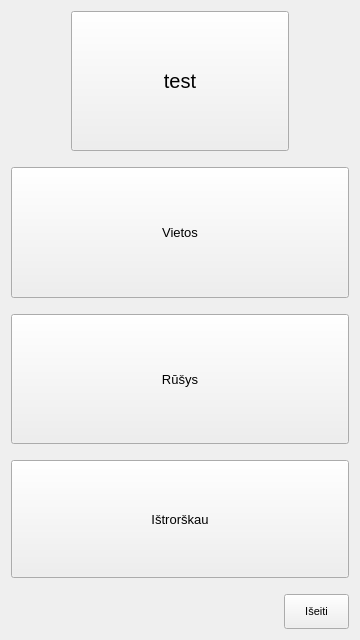
The window that nokia/AlausRadaras/alausradaras.ui (vincnetas/alaus-radaras) describes before a commit, drawn with Qt 5.
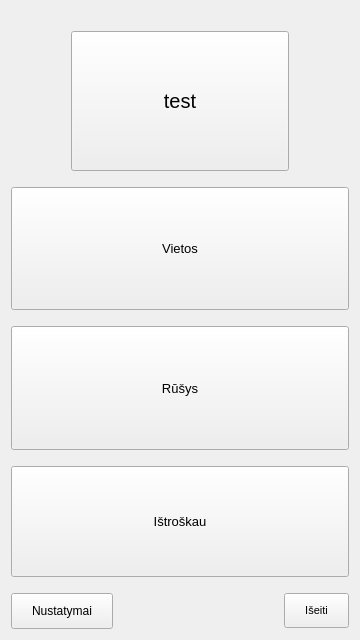
The same window after the commit. Icons and pictures are not drawn.

Commit message: Added settings dialog. Tweaked UI. Made Kinetic work better.

```diff
--- a/nokia/AlausRadaras/alausradaras.ui
+++ b/nokia/AlausRadaras/alausradaras.ui
@@ -18,6 +18,59 @@
     <normaloff>:/images/bok_title.png</normaloff>:/images/bok_title.png</iconset>
   </property>
   <layout class="QVBoxLayout" name="verticalLayout_2">
+   <item>
+    <widget class="QLabel" name="txtUpdate">
+     <property name="palette">
+      <palette>
+       <active>
+        <colorrole role="Text">
+         <brush brushstyle="SolidPattern">
+          <color alpha="255">
+           <red>255</red>
+           <green>255</green>
+           <blue>255</blue>
+          </color>
+         </brush>
+        </colorrole>
+       </active>
+       <inactive>
+        <colorrole role="Text">
+         <brush brushstyle="SolidPattern">
+          <color alpha="255">
+           <red>255</red>
+           <green>255</green>
+           <blue>255</blue>
+          </color>
+         </brush>
+        </colorrole>
+       </inactive>
+       <disabled>
+        <colorrole role="Text">
+         <brush brushstyle="SolidPattern">
+          <color alpha="255">
+           <red>106</red>
+           <green>104</green>
+           <blue>100</blue>
+          </color>
+         </brush>
+        </colorrole>
+       </disabled>
+      </palette>
+     </property>
+     <property name="text">
+      <string/>
+     </property>
+     <property name="textFormat">
+      <enum>Qt::RichText</enum>
+     </property>
+     <property name="wordWrap">
+      <bool>true</bool>
+     </property>
+     <property name="openExternalLinks">
+      <bool>true</bool>
+     </property>
+    </widget>
+   </item>
    <item>
     <layout class="QVBoxLayout" name="verticalLayout">
      <item>
@@ -304,7 +357,7 @@
         <string notr="true">border-image:url(:/images/batonas.png)</string>
        </property>
        <property name="text">
-        <string>Ištrorškau</string>
+        <string>Ištroškau</string>
        </property>
       </widget>
      </item>
@@ -324,55 +377,15 @@
      <item>
       <layout class="QHBoxLayout" name="horizontalLayout" stretch="0,0,0">
        <item>
-        <widget class="QLabel" name="txtUpdate">
-         <property name="palette">
-          <palette>
-           <active>
-            <colorrole role="Text">
-             <brush brushstyle="SolidPattern">
-              <color alpha="255">
-               <red>255</red>
-               <green>255</green>
-               <blue>255</blue>
-              </color>
-             </brush>
-            </colorrole>
-           </active>
-           <inactive>
-            <colorrole role="Text">
-             <brush brushstyle="SolidPattern">
-              <color alpha="255">
-               <red>255</red>
-               <green>255</green>
-               <blue>255</blue>
-              </color>
-             </brush>
-            </colorrole>
-           </inactive>
-           <disabled>
-            <colorrole role="Text">
-             <brush brushstyle="SolidPattern">
-              <color alpha="255">
-               <red>106</red>
-               <green>104</green>
-               <blue>100</blue>
-              </color>
-             </brush>
-            </colorrole>
-           </disabled>
-          </palette>
+        <widget class="QPushButton" name="btnSettings">
+         <property name="styleSheet">
+          <string notr="true">#btnSettings{
+border-image:url(:/images/batonas.png);
+padding:10px 20px 10px 20px;
+}</string>
          </property>
          <property name="text">
-          <string/>
-         </property>
-         <property name="textFormat">
-          <enum>Qt::RichText</enum>
-         </property>
-         <property name="wordWrap">
-          <bool>true</bool>
-         </property>
-         <property name="openExternalLinks">
-          <bool>true</bool>
+          <string>Nustatymai</string>
          </property>
         </widget>
        </item>
```
The commit also changes 17 other files.
